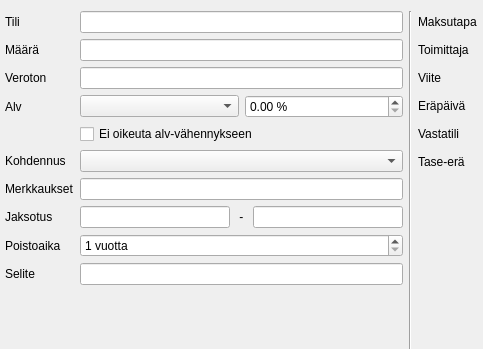
First picture: the form in kitupiikki/apuri/tulomenoapuri.ui, repository artoh/kitupiikki, before the edit; both pictures show x 411 to 894 and y 0 to 349 of the 1239 by 534 pixel window.
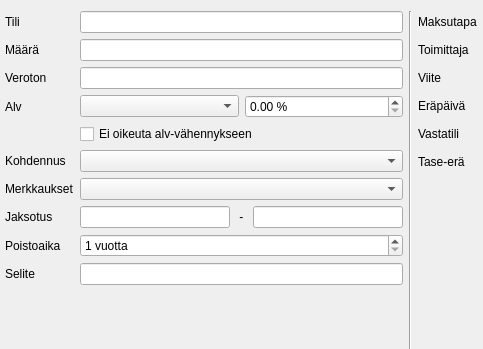
Second picture: the form after the edit. Icons and pictures are not drawn. Custom widgets are drawn as their Qt base class.

Commit message: Merkkauksen CheckCombolla

```diff
--- a/kitupiikki/apuri/tulomenoapuri.ui
+++ b/kitupiikki/apuri/tulomenoapuri.ui
@@ -103,13 +103,6 @@
          </property>
         </widget>
        </item>
-       <item row="6" column="1">
-        <widget class="QLineEdit" name="merkkauksetEdit">
-         <property name="readOnly">
-          <bool>true</bool>
-         </property>
-        </widget>
-       </item>
        <item row="7" column="0">
         <widget class="QLabel" name="jaksotusLabel">
          <property name="text">
@@ -164,6 +157,13 @@
        <item row="9" column="1">
         <widget class="QLineEdit" name="seliteEdit"/>
        </item>
+       <item row="6" column="1">
+        <widget class="CheckCombo" name="merkkauksetCC">
+         <property name="focusPolicy">
+          <enum>Qt::StrongFocus</enum>
+         </property>
+        </widget>
+       </item>
       </layout>
      </item>
      <item>
@@ -401,6 +401,11 @@
    <extends>QComboBox</extends>
    <header location="global">tools/tilicombo.h</header>
   </customwidget>
+  <customwidget>
+   <class>CheckCombo</class>
+   <extends>QComboBox</extends>
+   <header location="global">tools/checkcombo.h</header>
+  </customwidget>
  </customwidgets>
  <resources>
   <include location="../pic/pic.qrc"/>
```
Left out of the diff: 33 changed lines with no effect on the pictures. The commit also changes 4 other files.
